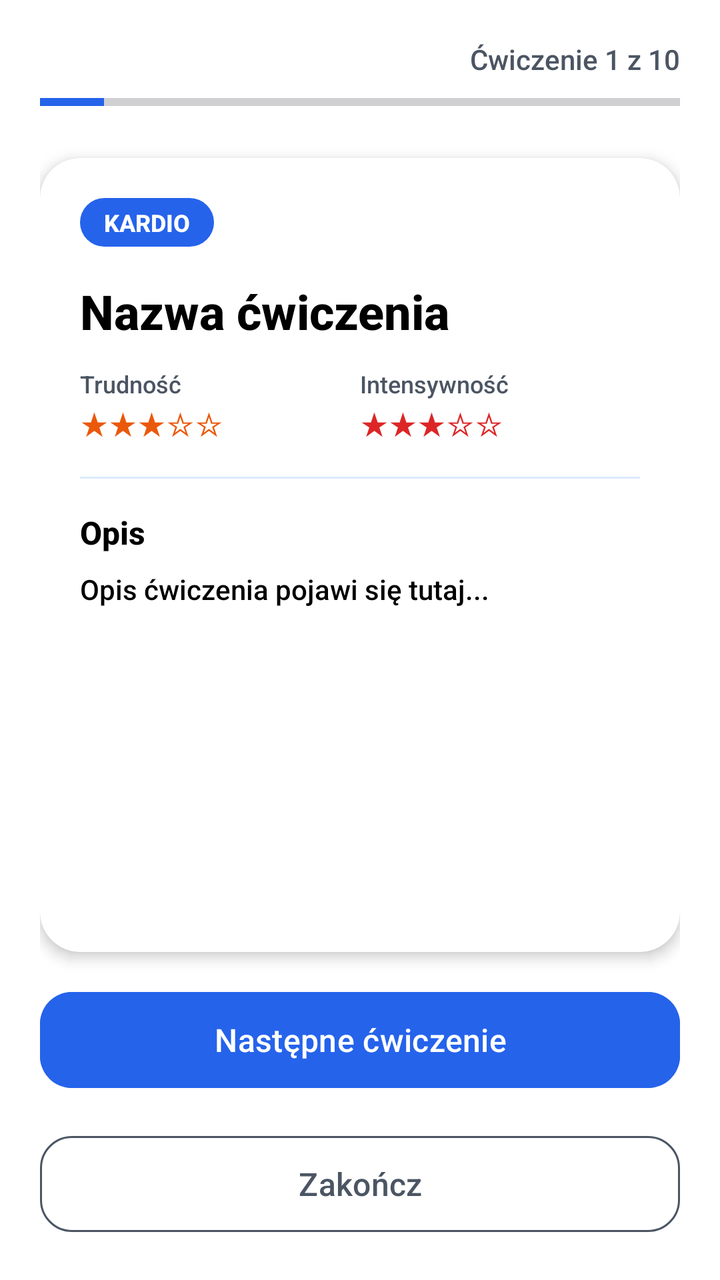
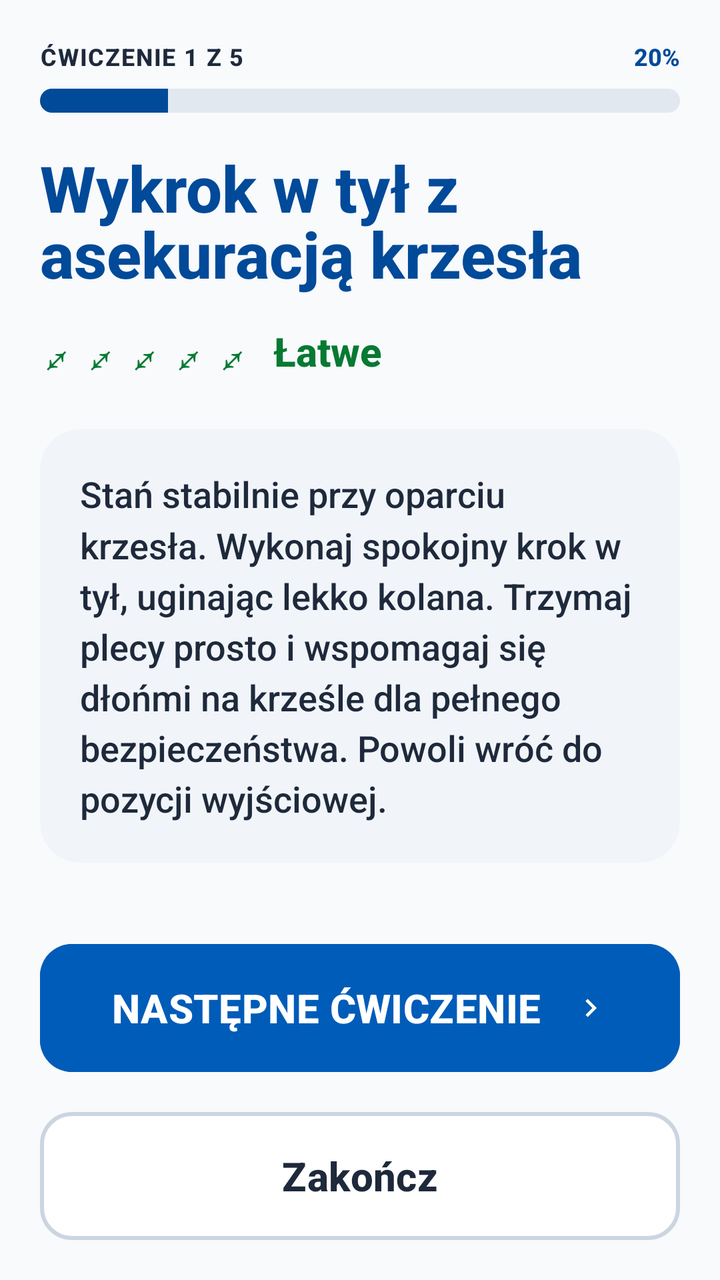

The first picture is an Android layout as it rendered before a commit; the second is the same layout after the commit. The layout source and the unified diff follow.
<!-- AndroidManifest.xml: application theme Theme.Fitnessapp -->
<!-- res/layout/activity_single_exercise.xml -->
<?xml version="1.0" encoding="utf-8"?>
<androidx.constraintlayout.widget.ConstraintLayout xmlns:android="http://schemas.android.com/apk/res/android"
    xmlns:app="http://schemas.android.com/apk/res-auto"
    android:layout_width="match_parent"
    android:layout_height="match_parent"
    android:background="@color/white"
    android:padding="20dp">

    <TextView
        android:id="@+id/tv_progress"
        android:layout_width="wrap_content"
        android:layout_height="wrap_content"
        android:text="Ćwiczenie 1 z 10"
        android:textColor="@color/gray_text"
        android:textSize="14sp"
        app:layout_constraintEnd_toEndOf="parent"
        app:layout_constraintTop_toTopOf="parent" />

    <ProgressBar
        android:id="@+id/progress_exercise"
        style="?android:attr/progressBarStyleHorizontal"
        android:layout_width="0dp"
        android:layout_height="8dp"
        android:layout_marginTop="8dp"
        android:max="100"
        android:progress="10"
        android:progressTint="@color/blue_primary"
        app:layout_constraintEnd_toEndOf="parent"
        app:layout_constraintStart_toStartOf="parent"
        app:layout_constraintTop_toBottomOf="@id/tv_progress" />

    <androidx.cardview.widget.CardView
        android:id="@+id/card_exercise"
        android:layout_width="0dp"
        android:layout_height="0dp"
        android:layout_marginTop="24dp"
        android:layout_marginBottom="16dp"
        app:cardCornerRadius="20dp"
        app:cardElevation="4dp"
        app:layout_constraintBottom_toTopOf="@id/btn_next"
        app:layout_constraintEnd_toEndOf="parent"
        app:layout_constraintStart_toStartOf="parent"
        app:layout_constraintTop_toBottomOf="@id/progress_exercise">

        <ScrollView
            android:layout_width="match_parent"
            android:layout_height="match_parent">

            <LinearLayout
                android:layout_width="match_parent"
                android:layout_height="wrap_content"
                android:orientation="vertical"
                android:padding="20dp">

                <TextView
                    android:id="@+id/tv_exercise_category"
                    android:layout_width="wrap_content"
                    android:layout_height="wrap_content"
                    android:background="@drawable/bg_button_primary"
                    android:paddingStart="12dp"
                    android:paddingTop="4dp"
                    android:paddingEnd="12dp"
                    android:paddingBottom="4dp"
                    android:text="KARDIO"
                    android:textColor="@color/white"
                    android:textSize="12sp"
                    android:textStyle="bold" />

                <TextView
                    android:id="@+id/tv_exercise_name"
                    android:layout_width="match_parent"
                    android:layout_height="wrap_content"
                    android:layout_marginTop="16dp"
                    android:text="Nazwa ćwiczenia"
                    android:textColor="@color/black"
                    android:textSize="24sp"
                    android:textStyle="bold" />

                <LinearLayout
                    android:layout_width="match_parent"
                    android:layout_height="wrap_content"
                    android:layout_marginTop="12dp"
                    android:orientation="horizontal">

                    <LinearLayout
                        android:layout_width="0dp"
                        android:layout_height="wrap_content"
                        android:layout_weight="1"
                        android:orientation="vertical">

                        <TextView
                            android:layout_width="wrap_content"
                            android:layout_height="wrap_content"
                            android:text="Trudność"
                            android:textColor="@color/gray_text"
                            android:textSize="12sp" />

                        <TextView
                            android:id="@+id/tv_difficulty"
                            android:layout_width="wrap_content"
                            android:layout_height="wrap_content"
                            android:text="★★★☆☆"
                            android:textColor="@color/orange_icon"
                            android:textSize="16sp" />
                    </LinearLayout>

                    <LinearLayout
                        android:layout_width="0dp"
                        android:layout_height="wrap_content"
                        android:layout_weight="1"
                        android:orientation="vertical">

                        <TextView
                            android:layout_width="wrap_content"
                            android:layout_height="wrap_content"
                            android:text="Intensywność"
                            android:textColor="@color/gray_text"
                            android:textSize="12sp" />

                        <TextView
                            android:id="@+id/tv_intensity"
                            android:layout_width="wrap_content"
                            android:layout_height="wrap_content"
                            android:text="★★★☆☆"
                            android:textColor="@color/red_icon"
                            android:textSize="16sp" />
                    </LinearLayout>

                </LinearLayout>

                <View
                    android:layout_width="match_parent"
                    android:layout_height="1dp"
                    android:layout_marginTop="16dp"
                    android:layout_marginBottom="16dp"
                    android:background="@color/light_blue_bg" />

                <TextView
                    android:layout_width="wrap_content"
                    android:layout_height="wrap_content"
                    android:text="Opis"
                    android:textColor="@color/black"
                    android:textSize="16sp"
                    android:textStyle="bold" />

                <TextView
                    android:id="@+id/tv_description"
                    android:layout_width="match_parent"
                    android:layout_height="wrap_content"
                    android:layout_marginTop="8dp"
                    android:text="Opis ćwiczenia pojawi się tutaj..."
                    android:textColor="@color/black"
                    android:textSize="14sp"
                    android:lineSpacingExtra="4dp" />

                <TextView
                    android:id="@+id/tv_contraindications_label"
                    android:layout_width="wrap_content"
                    android:layout_height="wrap_content"
                    android:layout_marginTop="16dp"
                    android:text="Przeciwwskazania"
                    android:textColor="@color/black"
                    android:textSize="16sp"
                    android:textStyle="bold"
                    android:visibility="gone" />

                <TextView
                    android:id="@+id/tv_contraindications"
                    android:layout_width="match_parent"
                    android:layout_height="wrap_content"
                    android:layout_marginTop="4dp"
                    android:textColor="@color/red_icon"
                    android:textSize="14sp"
                    android:visibility="gone" />

            </LinearLayout>
        </ScrollView>
    </androidx.cardview.widget.CardView>

    <Button
        android:id="@+id/btn_next"
        android:layout_width="0dp"
        android:layout_height="56dp"
        android:layout_marginBottom="16dp"
        android:backgroundTint="@color/blue_primary"
        android:text="Następne ćwiczenie"
        android:textColor="@color/white"
        android:textSize="16sp"
        app:cornerRadius="16dp"
        app:layout_constraintBottom_toTopOf="@id/btn_finish"
        app:layout_constraintEnd_toEndOf="parent"
        app:layout_constraintStart_toStartOf="parent" />

    <Button
        android:id="@+id/btn_finish"
        style="@style/Widget.Material3.Button.OutlinedButton"
        android:layout_width="0dp"
        android:layout_height="56dp"
        android:text="Zakończ"
        android:textColor="@color/gray_text"
        android:textSize="16sp"
        app:cornerRadius="16dp"
        app:layout_constraintBottom_toBottomOf="parent"
        app:layout_constraintEnd_toEndOf="parent"
        app:layout_constraintStart_toStartOf="parent"
        app:strokeColor="@color/gray_text" />

</androidx.constraintlayout.widget.ConstraintLayout>
<!-- resources referenced by this layout -->
<resources>
  <color name="black">#FF000000</color>
  <color name="blue_primary">#2563EB</color>
  <color name="gray_text">#4B5563</color>
  <color name="light_blue_bg">#DBEAFE</color>
  <color name="orange_icon">#EA580C</color>
  <color name="red_icon">#DC2626</color>
  <color name="white">#FFFFFFFF</color>
  <!-- drawable bg_button_primary (drawable) -->
  <shape xmlns:android="http://schemas.android.com/apk/res/android"
      android:shape="rectangle">
      <solid android:color="@color/blue_primary" />
      <corners android:radius="16dp" />
  </shape>
  <style name="Theme.Fitnessapp" parent="Base.Theme.Fitnessapp" />
  <style name="Base.Theme.Fitnessapp" parent="Theme.Material3.DayNight.NoActionBar">
          
          <item name="android:fontFamily">sans-serif-medium</item>
          <item name="android:textAllCaps">false</item>
      </style>
</resources>

<!-- the commit's change to res/layout/activity_single_exercise.xml (unified diff, before → after) -->
@@ -3,206 +3,238 @@
     xmlns:app="http://schemas.android.com/apk/res-auto"
     android:layout_width="match_parent"
     android:layout_height="match_parent"
-    android:background="@color/white"
-    android:padding="20dp">
-
-    <TextView
-        android:id="@+id/tv_progress"
-        android:layout_width="wrap_content"
+    android:background="#F8FAFC"
+    android:paddingHorizontal="20dp"
+    android:paddingTop="20dp"
+    android:paddingBottom="16dp">
+
+    
+    <LinearLayout
+        android:id="@+id/header_progress"
+        android:layout_width="match_parent"
         android:layout_height="wrap_content"
-        android:text="Ćwiczenie 1 z 10"
-        android:textColor="@color/gray_text"
-        android:textSize="14sp"
-        app:layout_constraintEnd_toEndOf="parent"
-        app:layout_constraintTop_toTopOf="parent" />
-
-    <ProgressBar
-        android:id="@+id/progress_exercise"
-        style="?android:attr/progressBarStyleHorizontal"
-        android:layout_width="0dp"
-        android:layout_height="8dp"
-        android:layout_marginTop="8dp"
-        android:max="100"
-        android:progress="10"
-        android:progressTint="@color/blue_primary"
-        app:layout_constraintEnd_toEndOf="parent"
-        app:layout_constraintStart_toStartOf="parent"
-        app:layout_constraintTop_toBottomOf="@id/tv_progress" />
-
-    <androidx.cardview.widget.CardView
-        android:id="@+id/card_exercise"
-        android:layout_width="0dp"
+        android:orientation="vertical"
+        app:layout_constraintTop_toTopOf="parent">
+
+        <RelativeLayout
+            android:layout_width="match_parent"
+            android:layout_height="wrap_content">
+
+            <TextView
+                android:id="@+id/tv_progress"
+                android:layout_width="wrap_content"
+                android:layout_height="wrap_content"
+                android:text="ĆWICZENIE 1 Z 5"
+                android:textColor="#1E293B"
+                android:textSize="12sp"
+                android:textStyle="bold"
+                android:letterSpacing="0.05" />
+
+            <TextView
+                android:id="@+id/tv_percentage"
+                android:layout_width="wrap_content"
+                android:layout_height="wrap_content"
+                android:layout_alignParentEnd="true"
+                android:text="20%"
+                android:textColor="#004A99"
+                android:textSize="12sp"
+                android:textStyle="bold" />
+        </RelativeLayout>
+
+        <ProgressBar
+            android:id="@+id/progress_exercise"
+            style="?android:attr/progressBarStyleHorizontal"
+            android:layout_width="match_parent"
+            android:layout_height="12dp"
+            android:layout_marginTop="8dp"
+            android:max="100"
+            android:progress="20"
+            android:progressDrawable="@drawable/progress_bar_custom" />
+    </LinearLayout>
+
+    <ScrollView
+        android:layout_width="match_parent"
         android:layout_height="0dp"
-        android:layout_marginTop="24dp"
+        android:layout_marginTop="16dp"
         android:layout_marginBottom="16dp"
-        app:cardCornerRadius="20dp"
-        app:cardElevation="4dp"
+        android:fillViewport="true"
+        android:scrollbars="none"
         app:layout_constraintBottom_toTopOf="@id/btn_next"
-        app:layout_constraintEnd_toEndOf="parent"
-        app:layout_constraintStart_toStartOf="parent"
-        app:layout_constraintTop_toBottomOf="@id/progress_exercise">
-
-        <ScrollView
+        app:layout_constraintTop_toBottomOf="@id/header_progress">
+
+        <LinearLayout
             android:layout_width="match_parent"
-            android:layout_height="match_parent">
+            android:layout_height="wrap_content"
+            android:orientation="vertical">
+
+            <TextView
+                android:id="@+id/tv_exercise_name"
+                android:layout_width="match_parent"
+                android:layout_height="wrap_content"
+                android:text="Wykrok w tył z asekuracją krzesła"
+                android:textColor="#004A99"
+                android:textSize="32sp"
+                android:textStyle="bold"
+                android:lineSpacingMultiplier="0.9" />
 
             <LinearLayout
                 android:layout_width="match_parent"
                 android:layout_height="wrap_content"
-                android:orientation="vertical"
-                android:padding="20dp">
+                android:layout_marginTop="12dp"
+                android:gravity="center_vertical"
+                android:orientation="horizontal">
 
                 <TextView
-                    android:id="@+id/tv_exercise_category"
+                    android:id="@+id/tv_difficulty_icons"
                     android:layout_width="wrap_content"
                     android:layout_height="wrap_content"
-                    android:background="@drawable/bg_button_primary"
-                    android:paddingStart="12dp"
-                    android:paddingTop="4dp"
-                    android:paddingEnd="12dp"
-                    android:paddingBottom="4dp"
-                    android:text="KARDIO"
-                    android:textColor="@color/white"
-                    android:textSize="12sp"
-                    android:textStyle="bold" />
+                    android:text="⤢ ⤢ ⤢ ⤢ ⤢"
+                    android:textColor="#057A32"
+                    android:textSize="22sp" />
 
                 <TextView
-                    android:id="@+id/tv_exercise_name"
-                    android:layout_width="match_parent"
-                    android:layout_height="wrap_content"
-                    android:layout_marginTop="16dp"
-                    android:text="Nazwa ćwiczenia"
-                    android:textColor="@color/black"
-                    android:textSize="24sp"
-                    android:textStyle="bold" />
-
-                <LinearLayout
-                    android:layout_width="match_parent"
-                    android:layout_height="wrap_content"
-                    android:layout_marginTop="12dp"
-                    android:orientation="horizontal">
-
-                    <LinearLayout
-                        android:layout_width="0dp"
-                        android:layout_height="wrap_content"
-                        android:layout_weight="1"
-                        android:orientation="vertical">
-
-                        <TextView
-                            android:layout_width="wrap_content"
-                            android:layout_height="wrap_content"
-                            android:text="Trudność"
-                            android:textColor="@color/gray_text"
-                            android:textSize="12sp" />
-
-                        <TextView
-                            android:id="@+id/tv_difficulty"
-                            android:layout_width="wrap_content"
-                            android:layout_height="wrap_content"
-                            android:text="★★★☆☆"
-                            android:textColor="@color/orange_icon"
-                            android:textSize="16sp" />
-                    </LinearLayout>
-
-                    <LinearLayout
-                        android:layout_width="0dp"
-                        android:layout_height="wrap_content"
-                        android:layout_weight="1"
-                        android:orientation="vertical">
-
-                        <TextView
-                            android:layout_width="wrap_content"
-                            android:layout_height="wrap_content"
-                            android:text="Intensywność"
-                            android:textColor="@color/gray_text"
-                            android:textSize="12sp" />
-
-                        <TextView
-                            android:id="@+id/tv_intensity"
-                            android:layout_width="wrap_content"
-                            android:layout_height="wrap_content"
-                            android:text="★★★☆☆"
-                            android:textColor="@color/red_icon"
-                            android:textSize="16sp" />
-                    </LinearLayout>
-
-                </LinearLayout>
-
-                <View
-                    android:layout_width="match_parent"
-                    android:layout_height="1dp"
-                    android:layout_marginTop="16dp"
-                    android:layout_marginBottom="16dp"
-                    android:background="@color/light_blue_bg" />
-
-                <TextView
+                    android:id="@+id/tv_difficulty_text"
                     android:layout_width="wrap_content"
                     android:layout_height="wrap_content"
-                    android:text="Opis"
-                    android:textColor="@color/black"
-                    android:textSize="16sp"
+                    android:layout_marginStart="12dp"
+                    android:text="Łatwe"
+                    android:textColor="#057A32"
+                    android:textSize="20sp"
                     android:textStyle="bold" />
+            </LinearLayout>
+
+            <androidx.cardview.widget.CardView
+                android:layout_width="match_parent"
+                android:layout_height="wrap_content"
+                android:layout_marginTop="24dp"
+                app:cardBackgroundColor="#F1F5F9"
+                app:cardCornerRadius="20dp"
+                app:cardElevation="0dp">
 
                 <TextView
                     android:id="@+id/tv_description"
                     android:layout_width="match_parent"
                     android:layout_height="wrap_content"
-                    android:layout_marginTop="8dp"
-                    android:text="Opis ćwiczenia pojawi się tutaj..."
-                    android:textColor="@color/black"
-                    android:textSize="14sp"
-                    android:lineSpacingExtra="4dp" />
-
-                <TextView
-                    android:id="@+id/tv_contraindications_label"
-                    android:layout_width="wrap_content"
-                    android:layout_height="wrap_content"
-                    android:layout_marginTop="16dp"
-                    android:text="Przeciwwskazania"
-                    android:textColor="@color/black"
-                    android:textSize="16sp"
-                    android:textStyle="bold"
-                    android:visibility="gone" />
-
-                <TextView
-                    android:id="@+id/tv_contraindications"
+                    android:padding="20dp"
+                    android:text="Stań stabilnie przy oparciu krzesła. Wykonaj spokojny krok w tył, uginając lekko kolana. Trzymaj plecy prosto i wspomagaj się dłońmi na krześle dla pełnego bezpieczeństwa. Powoli wróć do pozycji wyjściowej."
+                    android:textColor="#1E293B"
+                    android:textSize="18sp"
+                    android:lineSpacingMultiplier="1.2" />
+            </androidx.cardview.widget.CardView>
+
+            
+            <androidx.cardview.widget.CardView
+                android:id="@+id/video_mockup_container"
+                android:layout_width="match_parent"
+                android:layout_height="400dp"
+                android:layout_marginTop="24dp"
+                app:cardCornerRadius="24dp"
+                app:cardElevation="4dp"
+                app:cardBackgroundColor="#000000">
+
+                <RelativeLayout
                     android:layout_width="match_parent"
-                    android:layout_height="wrap_content"
-                    android:layout_marginTop="4dp"
-                    android:textColor="@color/red_icon"
-                    android:textSize="14sp"
-                    android:visibility="gone" />
-
-            </LinearLayout>
-        </ScrollView>
-    </androidx.cardview.widget.CardView>
+                    android:layout_height="match_parent">
+
+                    
+                    <ImageView
+                        android:layout_width="match_parent"
+                        android:layout_height="match_parent"
+                        android:scaleType="centerCrop"
+                        android:src="@drawable/bg_card_onboarding"
+                        android:alpha="0.6"/>
+
+                    <ImageView
+                        android:layout_width="80dp"
+                        android:layout_height="80dp"
+                        android:layout_centerInParent="true"
+                        android:src="@android:drawable/ic_media_play"
+                        android:contentDescription="Odtwórz"
+                        app:tint="#FFFFFF" />
+
+                    <TextView
+                        android:layout_width="wrap_content"
+                        android:layout_height="wrap_content"
+                        android:layout_alignParentBottom="true"
+                        android:layout_alignParentStart="true"
+                        android:layout_margin="20dp"
+                        android:text="Odtwórz instruktaż wideo"
+                        android:textColor="#FFFFFF"
+                        android:textSize="16sp"
+                        android:textStyle="bold"
+                        android:background="@drawable/bg_indicator_inactive"
+                        android:paddingHorizontal="12dp"
+                        android:paddingVertical="4dp"
+                        android:alpha="0.8"/>
+
+                    <TextView
+                        android:layout_width="wrap_content"
+                        android:layout_height="wrap_content"
+                        android:layout_alignParentBottom="true"
+                        android:layout_alignParentEnd="true"
+                        android:layout_margin="20dp"
+                        android:text="0:45"
+                        android:textColor="#FFFFFF"
+                        android:textSize="16sp"
+                        android:textStyle="bold" />
+                </RelativeLayout>
+            </androidx.cardview.widget.CardView>
+
+            <TextView
+                android:id="@+id/tv_contraindications_label"
+                android:layout_width="wrap_content"
+                android:layout_height="wrap_content"
+                android:layout_marginTop="24dp"
+                android:text="PRZECIWWSKAZANIA"
+                android:textColor="#EF4444"
+                android:textSize="14sp"
+                android:textStyle="bold"
+                android:visibility="gone" />
+
+            <TextView
+                android:id="@+id/tv_contraindications"
+                android:layout_width="match_parent"
+                android:layout_height="wrap_content"
+                android:layout_marginTop="8dp"
+                android:layout_marginBottom="16dp"
+                android:textColor="#EF4444"
+                android:textSize="16sp"
+                android:visibility="gone" />
+
+        </LinearLayout>
+    </ScrollView>
 
     <Button
         android:id="@+id/btn_next"
-        android:layout_width="0dp"
-        android:layout_height="56dp"
-        android:layout_marginBottom="16dp"
-        android:backgroundTint="@color/blue_primary"
-        android:text="Następne ćwiczenie"
+        android:layout_width="match_parent"
+        android:layout_height="72dp"
+        android:layout_marginBottom="12dp"
+        android:backgroundTint="#005CB9"
+        android:text="NASTĘPNE ĆWICZENIE"
+        android:textAllCaps="true"
         android:textColor="@color/white"
-        android:textSize="16sp"
+        android:textSize="20sp"
+        android:textStyle="bold"
+        app:icon="@drawable/ic_chevron_right"
+        app:iconGravity="textEnd"
+        app:iconPadding="16dp"
+        app:iconTint="@color/white"
         app:cornerRadius="16dp"
-        app:layout_constraintBottom_toTopOf="@id/btn_finish"
-        app:layout_constraintEnd_toEndOf="parent"
-        app:layout_constraintStart_toStartOf="parent" />
+        app:layout_constraintBottom_toTopOf="@id/btn_finish" />
 
     <Button
         android:id="@+id/btn_finish"
-        style="@style/Widget.Material3.Button.OutlinedButton"
-        android:layout_width="0dp"
-        android:layout_height="56dp"
+        android:layout_width="match_parent"
+        android:layout_height="72dp"
+        android:backgroundTint="#FFFFFF"
         android:text="Zakończ"
-        android:textColor="@color/gray_text"
-        android:textSize="16sp"
+        android:textAllCaps="false"
+        android:textColor="#1E293B"
+        android:textSize="20sp"
+        android:textStyle="bold"
+        app:strokeColor="#CBD5E1"
+        app:strokeWidth="2dp"
         app:cornerRadius="16dp"
-        app:layout_constraintBottom_toBottomOf="parent"
-        app:layout_constraintEnd_toEndOf="parent"
-        app:layout_constraintStart_toStartOf="parent"
-        app:strokeColor="@color/gray_text" />
+        app:layout_constraintBottom_toBottomOf="parent" />
 
 </androidx.constraintlayout.widget.ConstraintLayout>
<!-- resource entries referenced after the edit -->
@@ -1,18 +1,48 @@
 <!-- resources referenced by this layout -->
 <resources>
-  <color name="black">#FF000000</color>
-  <color name="blue_primary">#2563EB</color>
-  <color name="gray_text">#4B5563</color>
-  <color name="light_blue_bg">#DBEAFE</color>
-  <color name="orange_icon">#EA580C</color>
-  <color name="red_icon">#DC2626</color>
   <color name="white">#FFFFFFFF</color>
-  <!-- drawable bg_button_primary (drawable) -->
+  <!-- drawable bg_card_onboarding (drawable) -->
+  <?xml version="1.0" encoding="utf-8"?>
+  <shape xmlns:android="http://schemas.android.com/apk/res/android">
+      <solid android:color="@color/white" />
+      <corners android:radius="16dp" />
+  </shape>
+  <!-- drawable bg_indicator_inactive (drawable) -->
+  <?xml version="1.0" encoding="utf-8"?>
   <shape xmlns:android="http://schemas.android.com/apk/res/android"
       android:shape="rectangle">
-      <solid android:color="@color/blue_primary" />
-      <corners android:radius="16dp" />
+      <solid android:color="#E5E7EB" />
+      <corners android:radius="4dp" />
   </shape>
+  <!-- drawable ic_chevron_right (drawable) -->
+  <?xml version="1.0" encoding="utf-8"?>
+  <vector xmlns:android="http://schemas.android.com/apk/res/android"
+      android:width="24dp"
+      android:height="24dp"
+      android:viewportWidth="24"
+      android:viewportHeight="24">
+      <path
+          android:fillColor="@color/white"
+          android:pathData="M8.59,16.59L13.17,12L8.59,7.41L10,6l6,6l-6,6L8.59,16.59z" />
+  </vector>
+  <!-- drawable progress_bar_custom (drawable) -->
+  <?xml version="1.0" encoding="utf-8"?>
+  <layer-list xmlns:android="http://schemas.android.com/apk/res/android">
+      <item android:id="@android:id/background">
+          <shape>
+              <corners android:radius="8dp" />
+              <solid android:color="#E2E8F0" />
+          </shape>
+      </item>
+      <item android:id="@android:id/progress">
+          <clip>
+              <shape>
+                  <corners android:radius="8dp" />
+                  <solid android:color="#004A99" />
+              </shape>
+          </clip>
+      </item>
+  </layer-list>
   <style name="Theme.Fitnessapp" parent="Base.Theme.Fitnessapp" />
   <style name="Base.Theme.Fitnessapp" parent="Theme.Material3.DayNight.NoActionBar">
           
